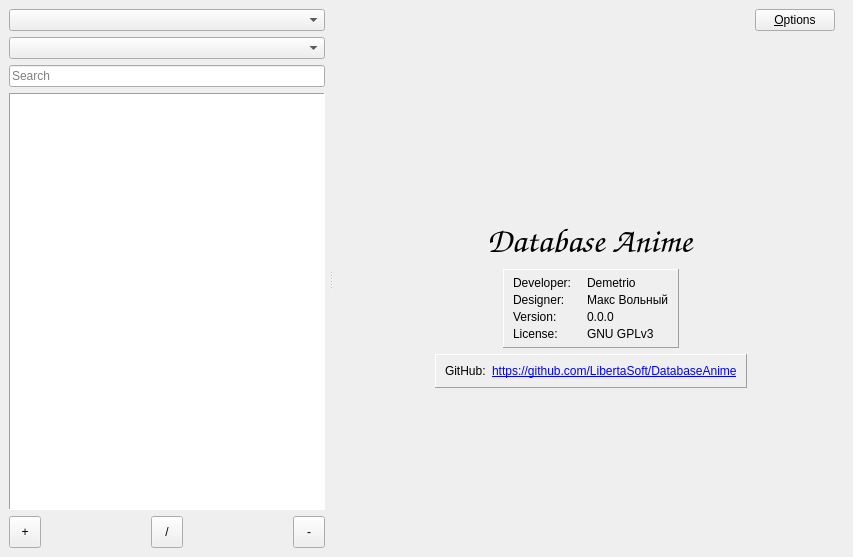
Above: mainwindow.ui from LibertaSoft/DatabaseAnime before the change. Below: the same form after it.
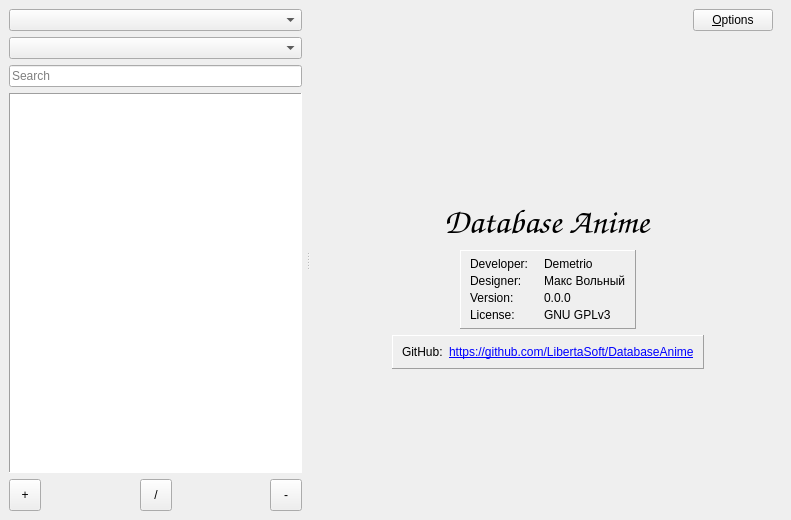
That is the form after the change. Icons and pictures are not drawn. Custom widgets are drawn as their Qt base class.

Commit message: Добавлена информация к исполняемому файлу на платформе windows.

Diff of the .ui file:
```diff
--- a/mainwindow.ui
+++ b/mainwindow.ui
@@ -6,8 +6,8 @@
    <rect>
     <x>0</x>
     <y>0</y>
-    <width>853</width>
-    <height>557</height>
+    <width>791</width>
+    <height>520</height>
    </rect>
   </property>
   <property name="windowIcon">
@@ -518,6 +518,9 @@
               <enum>QFrame::Raised</enum>
              </property>
              <layout class="QFormLayout" name="formLayout_3">
+              <property name="fieldGrowthPolicy">
+               <enum>QFormLayout::AllNonFixedFieldsGrow</enum>
+              </property>
               <item row="0" column="0">
                <widget class="QLabel" name="Lbl_TGitHub">
                 <property name="text">
```
The commit also changes 4 other files.
